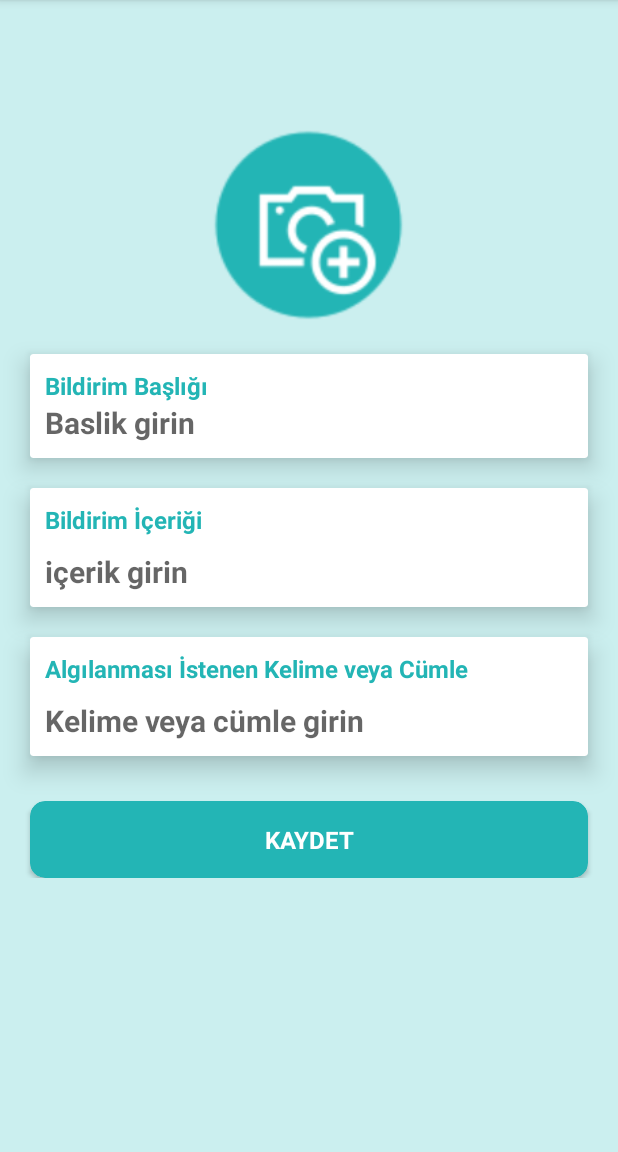
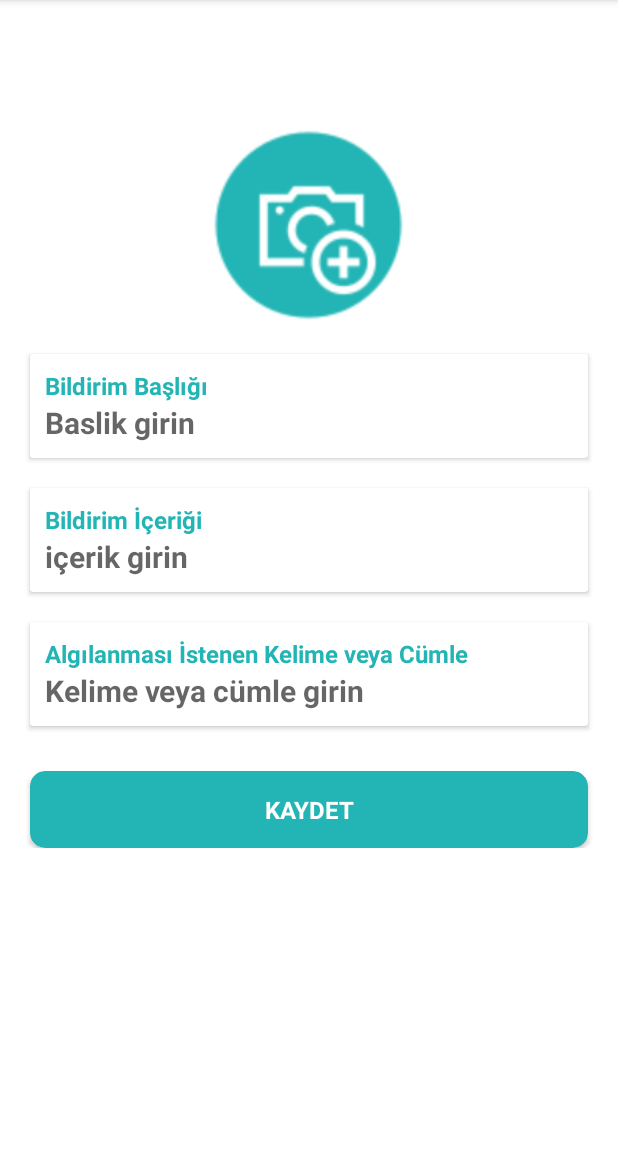
Before and after one commit to BusraSonmez7/Sensoft, an Android app: the BildirimEklemeActivity screen opened directly, with no data from a screen before it, on a phone screen of 412 x 824 dp, the part 84-1236 px from its top. Run offline under Robolectric (Android 15) with nearby library versions, the phone set to English and light mode, and no system bars; our stand-ins replace Firebase (no records; nobody signed in at launch, a user with empty details on screens opened directly).

```diff
--- a/app/src/main/res/layout/activity_bildirim_ekleme.xml
+++ b/app/src/main/res/layout/activity_bildirim_ekleme.xml
@@ -5,7 +5,7 @@
     android:layout_width="match_parent"
     android:layout_height="match_parent"
     tools:context=".Bildirimler.BildirimEklemeActivity"
-    android:background="@color/kutu">
+    android:background="@color/white">
 
     <ScrollView
         android:layout_width="match_parent"
@@ -40,7 +40,6 @@
                 android:layout_height="wrap_content"
                 android:layout_marginStart="20dp"
                 android:layout_marginEnd="20dp"
-                app:cardElevation="10dp"
                 app:contentPadding="10dp"
                 android:layout_marginTop="20dp"
                 app:layout_constraintEnd_toEndOf="parent"
@@ -78,7 +77,6 @@
                 android:layout_height="wrap_content"
                 android:layout_marginStart="20dp"
                 android:layout_marginEnd="20dp"
-                app:cardElevation="10dp"
                 app:contentPadding="10dp"
                 android:layout_marginTop="20dp"
                 app:layout_constraintEnd_toEndOf="parent"
@@ -102,7 +100,6 @@
                 android:id="@+id/edtaciklama"
                 android:layout_width="match_parent"
                 android:layout_height="wrap_content"
-                android:layout_marginTop="10dp"
                 android:hint="içerik girin"
                 android:text=""
                 android:textColor="#2D3030"
@@ -122,7 +119,6 @@
                 android:layout_height="wrap_content"
                 android:layout_marginStart="20dp"
                 android:layout_marginEnd="20dp"
-                app:cardElevation="10dp"
                 app:contentPadding="10dp"
                 android:layout_marginTop="20dp"
                 app:layout_constraintEnd_toEndOf="parent"
@@ -146,7 +142,6 @@
                 android:id="@+id/edtkelime"
                 android:layout_width="match_parent"
                 android:layout_height="wrap_content"
-                android:layout_marginTop="10dp"
                 android:hint="Kelime veya cümle girin"
                 android:text=""
                 android:textColor="#2D3030"
--- a/app/src/main/res/layout/activity_bildirim_icerigi.xml
+++ b/app/src/main/res/layout/activity_bildirim_icerigi.xml
@@ -5,7 +5,7 @@
     android:layout_width="match_parent"
     android:layout_height="match_parent"
     tools:context=".Bildirimler.BildirimIcerigi"
-    android:background="@color/kutu">
+    android:background="@color/white">
 
 
     <ImageView
@@ -26,7 +26,6 @@
         android:layout_marginStart="20dp"
         android:layout_marginTop="20dp"
         android:layout_marginEnd="20dp"
-        app:cardElevation="10dp"
         app:contentPadding="10dp"
         app:layout_constraintEnd_toEndOf="parent"
         app:layout_constraintStart_toStartOf="parent"
@@ -69,7 +68,6 @@
         android:layout_marginStart="20dp"
         android:layout_marginTop="20dp"
         android:layout_marginEnd="20dp"
-        app:cardElevation="10dp"
         app:contentPadding="10dp"
         app:layout_constraintEnd_toEndOf="parent"
         app:layout_constraintStart_toStartOf="parent"
```
